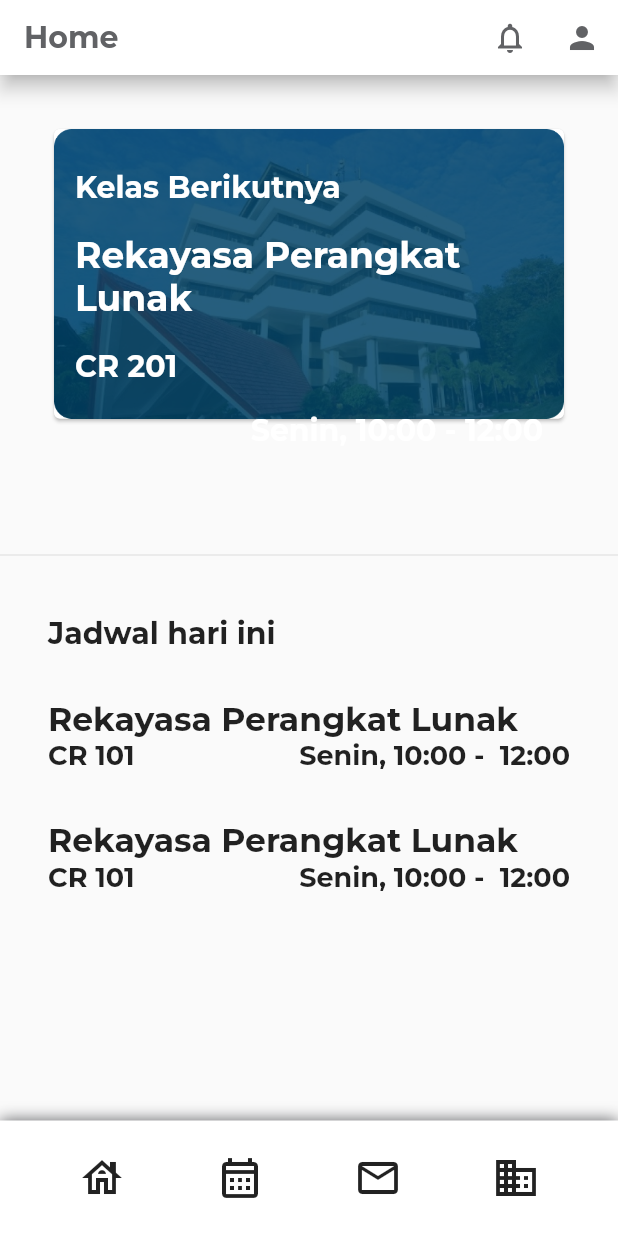
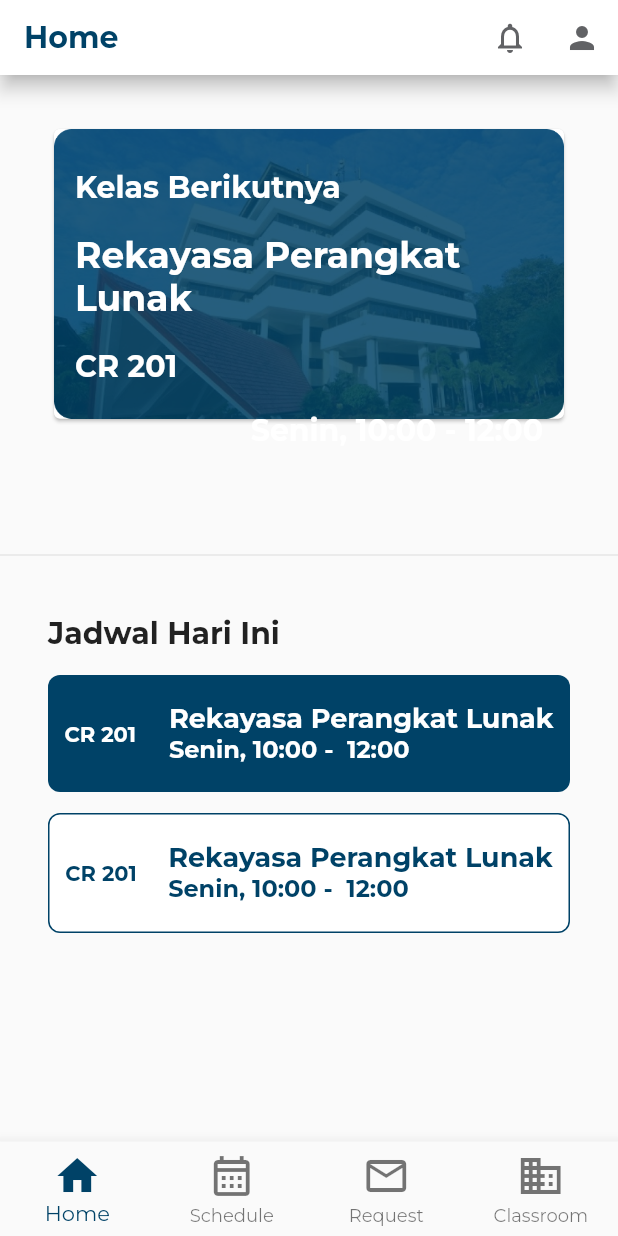
Before and after one commit to Kakandas/booking, a Flutter app: the screen it shows after launch, after a tap on "LOGIN", on a phone screen of 412 x 824 dp. Run offline on Flutter 3.47's test engine with Material 2 defaults, Android fonts, the phone set to English and light mode, and no system bars; project files that could hold a hidden picture were left out.

```diff
--- a/lib/homepage.dart
+++ b/lib/homepage.dart
@@ -1,9 +1,7 @@
-import 'package:booking/main.dart';
-import 'package:booking/requestpage.dart';
-import 'package:booking/schedulepage.dart';
 import 'package:flutter/material.dart';
 
-const Paddings = EdgeInsets.all(32);
+import 'main.dart';
+import 'mainpage.dart';
 
 class HomePage extends StatefulWidget {
   const HomePage({super.key});
@@ -12,92 +10,10 @@ class HomePage extends StatefulWidget {
   State<HomePage> createState() => _HomePageState();
 }
 
-class MyBottomBar extends StatelessWidget {
-  const MyBottomBar({super.key});
-
-  @override
-  Widget build(BuildContext context) {
-    return Container(
-      decoration: BoxDecoration(boxShadow: [
-        BoxShadow(color: dimGrey, offset: const Offset(0, -0.5), blurRadius: 8)
-      ], color: customWhite),
-      height: 77,
-      child: Row(
-        mainAxisAlignment: MainAxisAlignment.spaceEvenly,
-        children: [
-          IconButton(
-              onPressed: () {},
-              icon: const Icon(
-                Icons.house_outlined,
-                size: 32,
-              )),
-          IconButton(
-              onPressed: () {
-                Navigator.push(context,
-                    MaterialPageRoute(builder: (BuildContext context) {
-                  return const SchedulePage();
-                }));
-              },
-              icon: const Icon(Icons.calendar_month_outlined, size: 32)),
-          IconButton(
-              onPressed: () {
-                Navigator.pushReplacement(context,
-                    MaterialPageRoute(builder: (BuildContext context) {
-                  return const RequestPage();
-                }));
-              },
-              icon: const Icon(Icons.mail_outlined, size: 32)),
-          IconButton(
-              onPressed: () {},
-              icon: const Icon(Icons.domain_outlined, size: 32)),
-        ],
-      ),
-    );
-  }
-}
-
-class MyAppBar extends StatelessWidget implements PreferredSizeWidget {
-  @override
-  Size get preferredSize => const Size.fromHeight(50);
-
-  const MyAppBar({super.key, required this.name});
-  final String name;
-  @override
-  Widget build(BuildContext context) {
-    return AppBar(
-      elevation: 5,
-      automaticallyImplyLeading: false,
-      backgroundColor: customWhite,
-      title: Text(
-        name,
-        style: TextStyle(color: dimGrey, fontWeight: FontWeight.bold),
-      ),
-      actions: [
-        IconButton(
-            onPressed: () {},
-            icon: Icon(
-              Icons.notifications_outlined,
-              color: dimGrey,
-            )),
-        IconButton(
-            onPressed: () {},
-            icon: Icon(
-              Icons.person,
-              color: dimGrey,
-            ))
-      ],
-    );
-  }
-}
-
 class _HomePageState extends State<HomePage> {
   @override
   Widget build(BuildContext context) {
-    return Scaffold(
-        appBar: const MyAppBar(
-          name: 'Home',
-        ),
-        body: Column(mainAxisSize: MainAxisSize.max, children: [
+    return Column(mainAxisSize: MainAxisSize.max, children: [
       Container(
         padding: Paddings,
         child: Stack(children: [
@@ -110,8 +26,8 @@ class _HomePageState extends State<HomePage> {
           ),
           Container(
             height: 248,
-                padding: const EdgeInsets.only(
-                    top: 12, bottom: 12, left: 18, right: 18),
+            padding:
+                const EdgeInsets.only(top: 12, bottom: 12, left: 18, right: 18),
             child: Column(
               crossAxisAlignment: CrossAxisAlignment.stretch,
               mainAxisAlignment: MainAxisAlignment.spaceEvenly,
@@ -155,81 +71,101 @@ class _HomePageState extends State<HomePage> {
       Container(
         width: MediaQuery.of(context).size.width,
         padding: Paddings,
-            child: const Column(
-                crossAxisAlignment: CrossAxisAlignment.stretch,
-                children: [
+        child:
+            Column(crossAxisAlignment: CrossAxisAlignment.stretch, children: [
           Text(
-                    'Jadwal hari ini',
+            'Jadwal Hari Ini',
             textAlign: TextAlign.left,
             style: TextStyle(fontSize: 20, fontWeight: FontWeight.bold),
           ),
           SizedBox(
-                    height: 32,
+            height: 16,
+          ),
+          SingleChildScrollView(
+            child: Column(
+              children: [
+                Container(
+                  padding: EdgeInsets.symmetric(vertical: 18),
+                  decoration: BoxDecoration(
+                      borderRadius: BorderRadius.circular(8), color: indigoDye),
+                  child: Row(
+                      mainAxisAlignment: MainAxisAlignment.spaceAround,
+                      children: [
+                        Text(
+                          'CR 201',
+                          style: TextStyle(
+                              color: customWhite,
+                              fontWeight: FontWeight.bold,
+                              fontSize: 14),
+                          textAlign: TextAlign.left,
                         ),
                         Column(
-                    children: [
-                      Row(
+                          crossAxisAlignment: CrossAxisAlignment.start,
                           children: [
                             Text(
                               'Rekayasa Perangkat Lunak',
                               style: TextStyle(
-                                fontWeight: FontWeight.bold, fontSize: 22),
+                                  color: customWhite,
+                                  fontWeight: FontWeight.bold,
+                                  fontSize: 18),
                               textAlign: TextAlign.left,
-                          ),
-                        ],
-                      ),
-                      Row(
-                        mainAxisAlignment: MainAxisAlignment.spaceBetween,
-                        children: [
-                          Text(
-                            'CR 101',
-                            style: TextStyle(
-                                fontSize: 18, fontWeight: FontWeight.bold),
                             ),
                             Text(
                               'Senin, 10:00 -  12:00',
                               style: TextStyle(
-                                fontSize: 18, fontWeight: FontWeight.bold),
+                                  color: customWhite,
+                                  fontSize: 16,
+                                  fontWeight: FontWeight.bold),
                             )
                           ],
+                        )
+                      ]),
                 ),
-                    ],
-                  ),
-                  SizedBox(
-                    height: 32,
+                Container(
+                  margin: EdgeInsets.symmetric(vertical: 14),
+                  padding: EdgeInsets.symmetric(vertical: 18),
+                  decoration: BoxDecoration(
+                      borderRadius: BorderRadius.circular(8),
+                      color: customWhite,
+                      border: Border.all(color: indigoDye)),
+                  child: Row(
+                      mainAxisAlignment: MainAxisAlignment.spaceAround,
+                      children: [
+                        Text(
+                          'CR 201',
+                          style: TextStyle(
+                              color: indigoDye,
+                              fontWeight: FontWeight.bold,
+                              fontSize: 14),
+                          textAlign: TextAlign.left,
                         ),
                         Column(
-                    children: [
-                      Row(
+                          crossAxisAlignment: CrossAxisAlignment.start,
                           children: [
                             Text(
                               'Rekayasa Perangkat Lunak',
                               style: TextStyle(
-                                fontWeight: FontWeight.bold, fontSize: 22),
+                                  color: indigoDye,
+                                  fontWeight: FontWeight.bold,
+                                  fontSize: 18),
                               textAlign: TextAlign.left,
-                          ),
-                        ],
-                      ),
-                      Row(
-                        mainAxisAlignment: MainAxisAlignment.spaceBetween,
-                        children: [
-                          Text(
-                            'CR 101',
-                            style: TextStyle(
-                                fontSize: 18, fontWeight: FontWeight.bold),
                             ),
                             Text(
                               'Senin, 10:00 -  12:00',
                               style: TextStyle(
-                                fontSize: 18, fontWeight: FontWeight.bold),
+                                  color: indigoDye,
+                                  fontSize: 16,
+                                  fontWeight: FontWeight.bold),
                             )
-                        ],
-                      ),
                           ],
                         )
                       ]),
+                ),
+              ],
+            ),
+          ),
+        ]),
       )
-        ]),
-        bottomNavigationBar: const MyBottomBar());
+    ]);
   }
 }
--- a/lib/main.dart
+++ b/lib/main.dart
@@ -1,4 +1,4 @@
-import 'package:booking/homepage.dart';
+import 'package:booking/mainpage.dart';
 import 'package:flutter/material.dart';
 
 Color indigoDye = const Color(0xff004267);
@@ -130,7 +130,7 @@ class _LoginPageState extends State<LoginPage> {
                     onPressed: () {
                       Navigator.push(context,
                           MaterialPageRoute(builder: (BuildContext context) {
-                        return HomePage();
+                        return MainPage();
                       }));
                     },
                     child: const Text('LOGIN',
--- /dev/null
+++ b/lib/mainpage.dart
@@ -0,0 +1,123 @@
+import 'package:booking/main.dart';
+import 'package:booking/requestpage.dart';
+import 'package:booking/schedulepage.dart';
+import 'package:flutter/material.dart';
+
+import 'homepage.dart';
+
+const Paddings = EdgeInsets.all(32);
+TextStyle bottomNavBarText =
+    TextStyle(color: indigoDye, fontSize: 14, fontWeight: FontWeight.bold);
+
+class MyAppBar extends StatelessWidget implements PreferredSizeWidget {
+  @override
+  Size get preferredSize => const Size.fromHeight(50);
+
+  const MyAppBar({super.key, required this.name});
+  final String name;
+  @override
+  Widget build(BuildContext context) {
+    return AppBar(
+      elevation: 5,
+      automaticallyImplyLeading: false,
+      backgroundColor: customWhite,
+      title: Text(
+        name,
+        style: TextStyle(color: indigoDye, fontWeight: FontWeight.bold),
+      ),
+      actions: [
+        IconButton(
+            onPressed: () {},
+            icon: Icon(
+              Icons.notifications_outlined,
+              color: dimGrey,
+            )),
+        IconButton(
+            onPressed: () {},
+            icon: Icon(
+              Icons.person,
+              color: dimGrey,
+            ))
+      ],
+    );
+  }
+}
+
+class MainPage extends StatefulWidget {
+  MainPage({super.key});
+  @override
+  State<MainPage> createState() => _MainPageState();
+}
+
+class _MainPageState extends State<MainPage> {
+  int currentPage = 0;
+
+  static const List<Widget> _pages = <Widget>[
+    HomePage(),
+    SchedulePage(),
+    RequestPage()
+  ];
+
+  void changePage(currentIndex) {
+    setState(() {
+      currentPage = currentIndex;
+    });
+  }
+
+  @override
+  Widget build(BuildContext context) {
+    return Scaffold(
+      appBar: const MyAppBar(
+        name: 'Home',
+      ),
+      body: Center(child: _pages.elementAt(currentPage)),
+      bottomNavigationBar: BottomNavigationBar(
+          selectedItemColor: indigoDye,
+          currentIndex: currentPage,
+          onTap: changePage,
+          type: BottomNavigationBarType.fixed,
+          items: <BottomNavigationBarItem>[
+            BottomNavigationBarItem(
+                activeIcon: Icon(
+                  Icons.home,
+                  size: 32,
+                ),
+                icon: Icon(
+                  Icons.home_outlined,
+                  size: 32,
+                ),
+                label: 'Home'),
+            BottomNavigationBarItem(
+                activeIcon: Icon(
+                  Icons.calendar_month,
+                  size: 32,
+                ),
+                icon: Icon(
+                  Icons.calendar_month_outlined,
+                  size: 32,
+                ),
+                label: 'Schedule'),
+            BottomNavigationBarItem(
+                activeIcon: Icon(
+                  Icons.mail,
+                  size: 32,
+                ),
+                icon: Icon(
+                  Icons.mail_outline,
+                  size: 32,
+                ),
+                label: 'Request'),
+            BottomNavigationBarItem(
+                activeIcon: Icon(
+                  Icons.domain,
+                  size: 32,
+                ),
+                icon: Icon(
+                  Icons.domain_outlined,
+                  size: 32,
+                ),
+                label: 'Classroom')
+          ]),
+    );
+  }
+}
```
Also changed, not shown: lib/requestpage.dart (+2 -6 lines), lib/schedulepage.dart (+39 -21 lines). Lines whose indentation alone changed are shown as unchanged.
